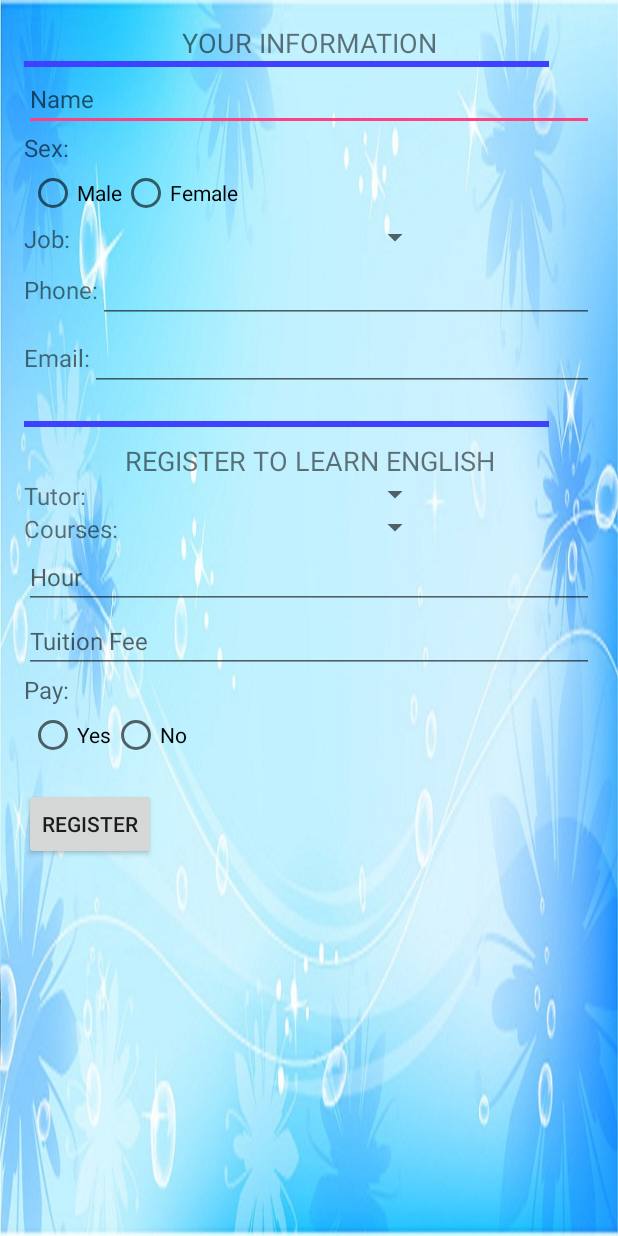
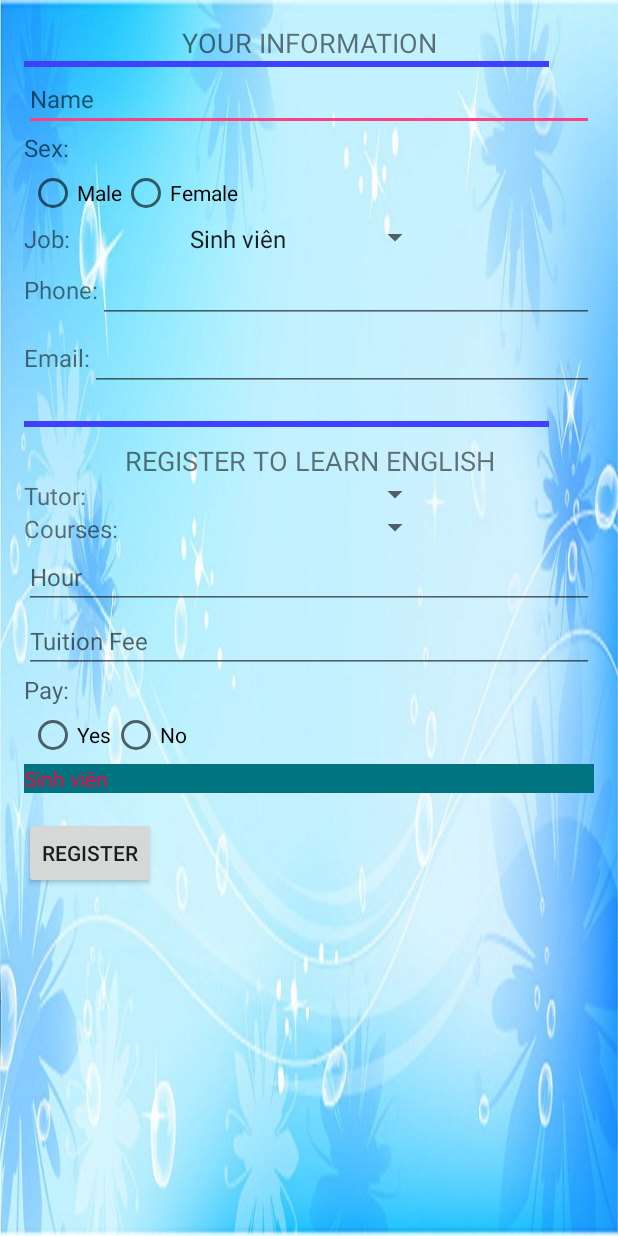
Before and after one commit to trantrungnt/Final_Project, an Android app: the screen it shows after launch (MainActivity), on a phone screen of 412 x 824 dp. Run offline under Robolectric (Android 15) with nearby library versions, the phone set to English and light mode, and no system bars.

Commit message:
fill data to spiner job

```diff
--- a/Final-Project/app/src/main/java/academy/android/vietnam/trungnt/learningenglish/MainActivity.java
+++ b/Final-Project/app/src/main/java/academy/android/vietnam/trungnt/learningenglish/MainActivity.java
@@ -1,22 +1,61 @@
 package academy.android.vietnam.trungnt.learningeinglish;
 
 import android.os.Bundle;
-import android.support.design.widget.FloatingActionButton;
-import android.support.design.widget.Snackbar;
 import android.support.v7.app.AppCompatActivity;
-import android.support.v7.widget.Toolbar;
-import android.view.View;
 import android.view.Menu;
 import android.view.MenuItem;
+import android.widget.Spinner;
+import android.widget.ArrayAdapter;
+import android.view.View;
+import android.widget.TextView;
+import android.widget.AdapterView;
+import android.widget.AdapterView.OnItemSelectedListener;
 
 public class MainActivity extends AppCompatActivity {
+    //Tạo một mảng dữ liệu giả
+    String arr[]={
+            "Sinh viên",
+            "Nông dân",
+            "Công nhân"};
+    TextView selection;
 
     @Override
     protected void onCreate(Bundle savedInstanceState) {
         super.onCreate(savedInstanceState);
         setContentView(R.layout.activity_main);
+        selection = (TextView) findViewById(R.id.selection);
+        //Lấy đối tượng Spinner ra
+        Spinner spin = (Spinner) findViewById(R.id.spn_job);
+        //Gán Data source (arr) vào Adapter
+        ArrayAdapter<String> adapter = new ArrayAdapter<String>
+        (
+            this,
+            android.R.layout.simple_spinner_item,
+            arr
+        );
+        //phải gọi lệnh này để hiển thị danh sách cho Spinner
+        adapter.setDropDownViewResource(android.R.layout.simple_list_item_single_choice);
+        //Thiết lập adapter cho Spinner
+        spin.setAdapter(adapter);
+        //thiết lập sự kiện chọn phần tử cho Spinner
+        spin.setOnItemSelectedListener(new MyProcessEvent());
+    }
 
-
+    //Class tạo sự kiện
+    private class MyProcessEvent implements OnItemSelectedListener
+    {
+        //Khi có chọn lựa thì vào hàm này
+        public void onItemSelected(AdapterView<?> arg0,
+                                   View arg1,
+                                   int arg2,
+                                   long arg3) {
+            //arg2 là phần tử được chọn trong data source
+            selection.setText(arr[arg2]);
+        }
+        //Nếu không chọn gì cả
+        public void onNothingSelected(AdapterView<?> arg0) {
+            selection.setText("");
+        }
     }
 
     @Override
--- a/Final-Project/app/src/main/res/layout/activity_main.xml
+++ b/Final-Project/app/src/main/res/layout/activity_main.xml
@@ -69,6 +69,7 @@
                 android:textSize="16sp"
                 android:layout_weight="0.18" />
             <Spinner
+                android:id="@+id/spn_job"
                 android:layout_width="100dp"
                 android:layout_height="20dp"
 
@@ -202,7 +203,13 @@
                 android:id="@+id/female"
                 android:text="@string/label_no" />
         </RadioGroup>
-
+        <TextView
+            android:id="@+id/selection"
+            android:layout_width="match_parent"
+            android:layout_height="wrap_content"
+            android:background="#007380"
+            android:hint="selected here"
+            android:textColor="#ff003c" />
 
         <Button
             android:id="@+id/submitOrder"
```
